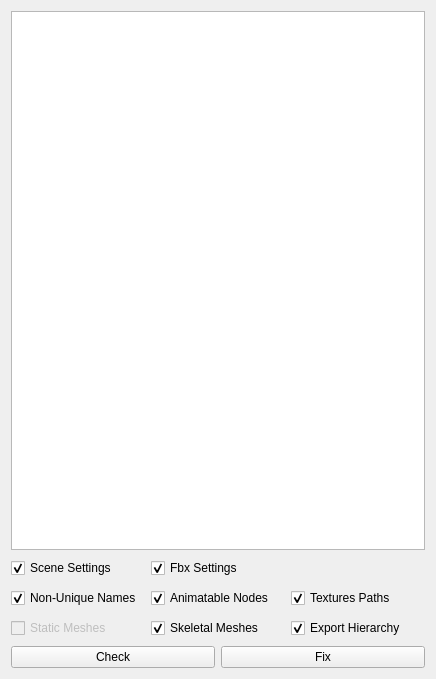
Above: ui/tabs/qpublishtab.ui from bhsingleton/rigomatic before the change. Below: the same form after it.
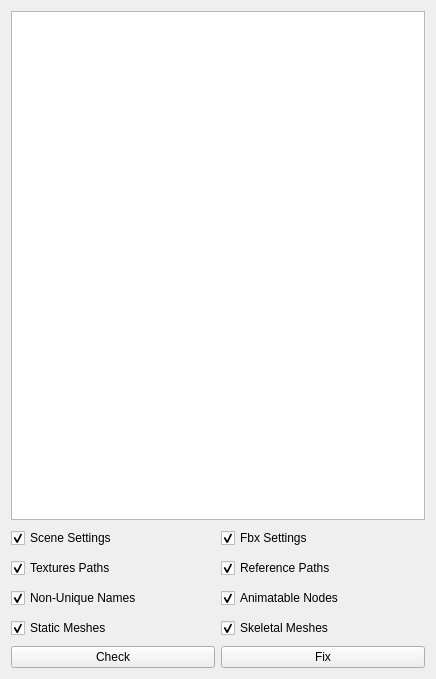
That is the form after the change.

Commit message: Adding checkboxes to disable specific checks.

```diff
--- a/ui/tabs/qpublishtab.ui
+++ b/ui/tabs/qpublishtab.ui
@@ -72,8 +72,17 @@
         </property>
        </widget>
       </item>
-      <item row="2" column="2">
-       <widget class="QCheckBox" name="exportHierarchyCheckBox">
+      <item row="4" column="0">
+       <widget class="QCheckBox" name="staticMeshesCheckBox">
+        <property name="enabled">
+         <bool>true</bool>
+        </property>
+        <property name="sizePolicy">
+         <sizepolicy hsizetype="Minimum" vsizetype="Fixed">
+          <horstretch>0</horstretch>
+          <verstretch>0</verstretch>
+         </sizepolicy>
+        </property>
         <property name="minimumSize">
          <size>
           <width>0</width>
@@ -87,14 +96,14 @@
          </size>
         </property>
         <property name="text">
-         <string>Export Hierarchy</string>
+         <string>Static Meshes</string>
         </property>
         <property name="checked">
          <bool>true</bool>
         </property>
        </widget>
       </item>
-      <item row="2" column="1">
+      <item row="4" column="1">
        <widget class="QCheckBox" name="skeletalMeshesCheckBox">
         <property name="minimumSize">
          <size>
@@ -138,35 +147,7 @@
         </property>
        </widget>
       </item>
-      <item row="1" column="0">
-       <widget class="QCheckBox" name="nonUniqueNamesCheckBox">
-        <property name="sizePolicy">
-         <sizepolicy hsizetype="Minimum" vsizetype="Fixed">
-          <horstretch>0</horstretch>
-          <verstretch>0</verstretch>
-         </sizepolicy>
-        </property>
-        <property name="minimumSize">
-         <size>
-          <width>0</width>
-          <height>24</height>
-         </size>
-        </property>
-        <property name="maximumSize">
-         <size>
-          <width>16777215</width>
-          <height>24</height>
-         </size>
-        </property>
-        <property name="text">
-         <string>Non-Unique Names</string>
-        </property>
-        <property name="checked">
-         <bool>true</bool>
-        </property>
-       </widget>
-      </item>
-      <item row="1" column="1">
+      <item row="3" column="1">
        <widget class="QCheckBox" name="animatableNodesCheckBox">
         <property name="minimumSize">
          <size>
@@ -188,11 +169,8 @@
         </property>
        </widget>
       </item>
-      <item row="2" column="0">
-       <widget class="QCheckBox" name="staticMeshesCheckBox">
-        <property name="enabled">
-         <bool>false</bool>
-        </property>
+      <item row="3" column="0">
+       <widget class="QCheckBox" name="nonUniqueNamesCheckBox">
         <property name="sizePolicy">
          <sizepolicy hsizetype="Minimum" vsizetype="Fixed">
           <horstretch>0</horstretch>
@@ -212,14 +190,14 @@
          </size>
         </property>
         <property name="text">
-         <string>Static Meshes</string>
+         <string>Non-Unique Names</string>
         </property>
         <property name="checked">
-         <bool>false</bool>
+         <bool>true</bool>
         </property>
        </widget>
       </item>
-      <item row="1" column="2">
+      <item row="1" column="0">
        <widget class="QCheckBox" name="texturePathsCheckBox">
         <property name="minimumSize">
          <size>
@@ -241,6 +219,16 @@
         </property>
        </widget>
       </item>
+      <item row="1" column="1">
+       <widget class="QCheckBox" name="referencePathsCheckBox">
+        <property name="text">
+         <string>Reference Paths</string>
+        </property>
+        <property name="checked">
+         <bool>true</bool>
+        </property>
+       </widget>
+      </item>
      </layout>
     </widget>
    </item>
```
The commit also changes 1 other file.
